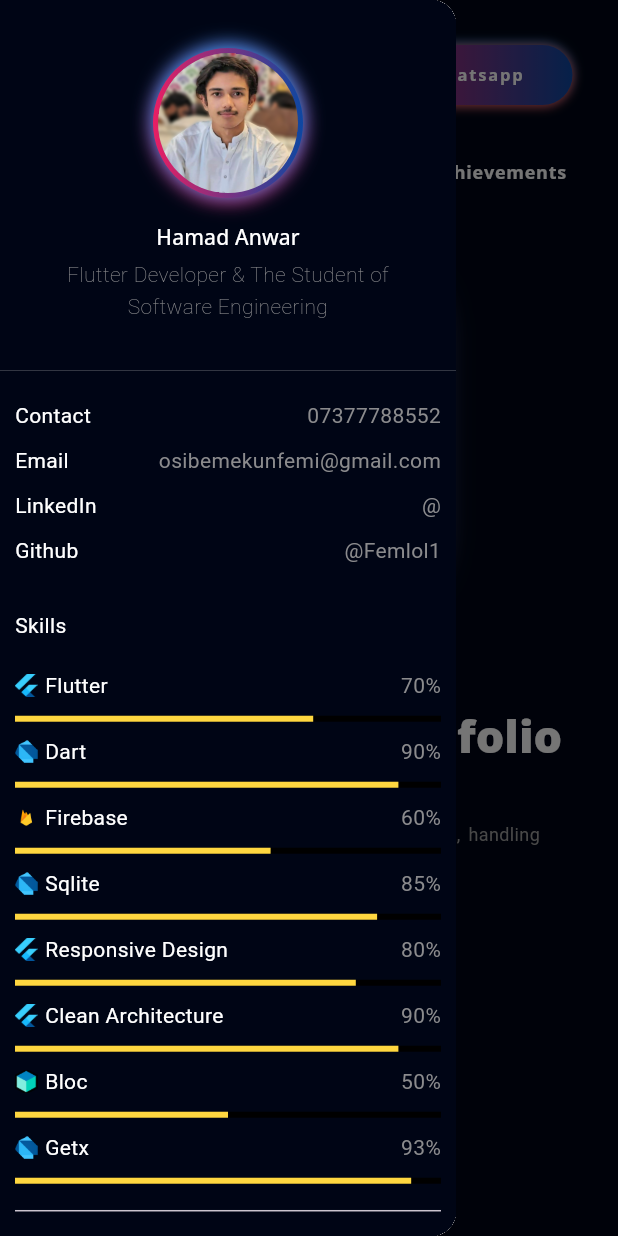
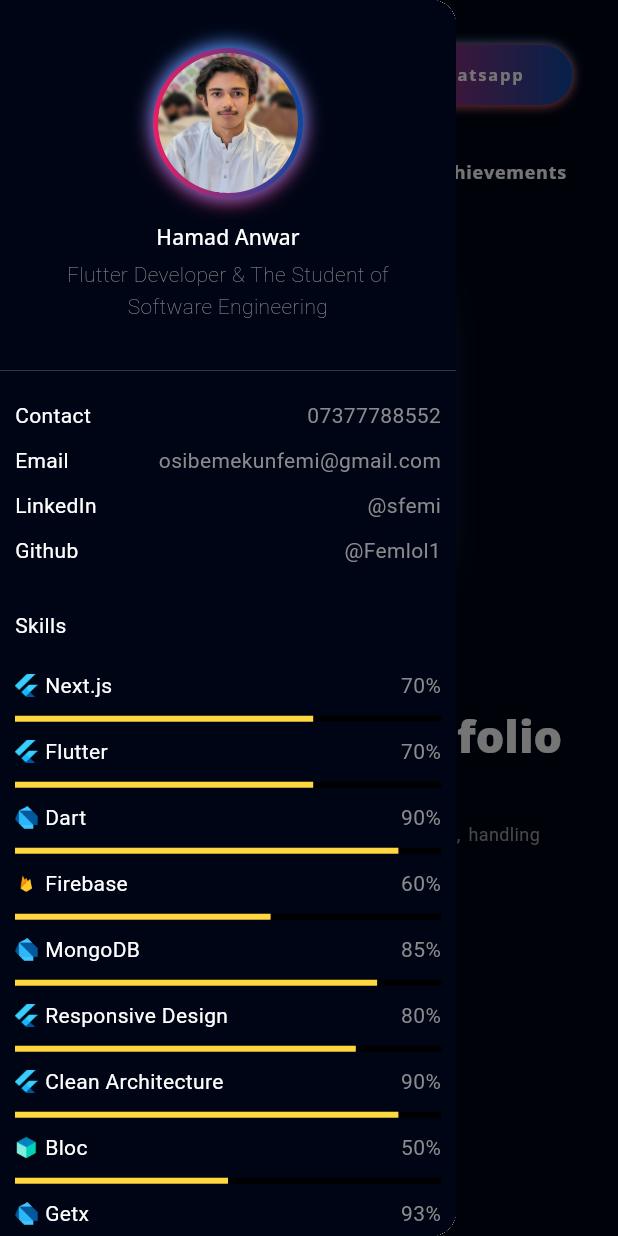
Before and after one commit to Femlol1/Flutter-Portfolio, a Flutter app: the screen it shows after launch, after a tap on the "menu" icon, on a phone screen of 412 x 824 dp. Run offline on Flutter 3.47's test engine with Material 3 defaults, Android fonts, the phone set to English and light mode, and no system bars; our stand-ins replace flutter_svg, font_awesome_flutter, get, google_fonts, photo_view.

Commit message:
small changes

```diff
--- a/lib/view/main/components/drawer/contact_icons.dart
+++ b/lib/view/main/components/drawer/contact_icons.dart
@@ -14,8 +14,16 @@ class ContactIcon extends StatelessWidget {
       child: Row(
         children: [
           const Spacer(),
-          IconButton(onPressed: () {launchUrl(Uri.parse('https://linkedin.com/in/hamad-anwar'));}, icon: SvgPicture.asset('assets/icons/linkedin.svg')),
-          IconButton(onPressed: () {launchUrl(Uri.parse('https://github.com/hamad-anwar'));}, icon: SvgPicture.asset('assets/icons/github.svg')),
+          IconButton(
+              onPressed: () {
+                launchUrl(Uri.parse('https://www.linkedin.com/in/sfemi/'));
+              },
+              icon: SvgPicture.asset('assets/icons/linkedin.svg')),
+          IconButton(
+              onPressed: () {
+                launchUrl(Uri.parse('https://github.com/Femlol1'));
+              },
+              icon: SvgPicture.asset('assets/icons/github.svg')),
           const Spacer(),
         ],
       ),
--- a/lib/view/main/components/drawer/knowledges.dart
+++ b/lib/view/main/components/drawer/knowledges.dart
@@ -13,13 +13,15 @@ class Knowledges extends StatelessWidget {
         Divider(),
         Padding(
           padding: EdgeInsets.symmetric(vertical: 10),
-          child: Text('Knowledge',style: TextStyle(color: Colors.white),),
+          child: Text(
+            'Knowledge',
+            style: TextStyle(color: Colors.white),
+          ),
         ),
-        KnowledgeText(knowledge: 'Flutter, Dart'),
+        KnowledgeText(knowledge: 'Flutter, Dart,Next.js,React,Python'),
         KnowledgeText(knowledge: 'Networking, Cyber Security'),
         KnowledgeText(knowledge: 'Git, Github'),
       ],
     );
   }
-
 }
--- a/lib/view/main/components/drawer/my_skill.dart
+++ b/lib/view/main/components/drawer/my_skill.dart
@@ -3,27 +3,43 @@ import 'package:flutter/material.dart';
 import '../../../../res/constants.dart';
 
 class AnimatedLinearProgressIndicator extends StatelessWidget {
-  const AnimatedLinearProgressIndicator({super.key, required this.percentage, required this.title, this.image});
+  const AnimatedLinearProgressIndicator(
+      {super.key, required this.percentage, required this.title, this.image});
   final double percentage;
   final String title;
   final String? image;
   @override
   Widget build(BuildContext context) {
     return Padding(
-      padding:  const EdgeInsets.only(bottom: defaultPadding/2),
-      child: TweenAnimationBuilder(tween: Tween(begin: 0.0,end: percentage), duration: const Duration(seconds: 1), builder: (context, value, child) {
+      padding: const EdgeInsets.only(bottom: defaultPadding / 2),
+      child: TweenAnimationBuilder(
+        tween: Tween(begin: 0.0, end: percentage),
+        duration: const Duration(seconds: 1),
+        builder: (context, value, child) {
           return Column(
             children: [
               Row(
                 children: [
-                Image.asset(image!,height: 15,width: 15,fit: BoxFit.cover,),
-                const SizedBox(width: 5,),
-                Text(title,style: const TextStyle(color: Colors.white),),
+                  Image.asset(
+                    image!,
+                    height: 15,
+                    width: 15,
+                    fit: BoxFit.cover,
+                  ),
+                  const SizedBox(
+                    width: 5,
+                  ),
+                  Text(
+                    title,
+                    style: const TextStyle(color: Colors.white),
+                  ),
                   const Spacer(),
-                Text('${(value*100).toInt().toString()}%'),
+                  Text('${(value * 100).toInt().toString()}%'),
                 ],
               ),
-            const SizedBox(height: defaultPadding/2,),
+              const SizedBox(
+                height: defaultPadding / 2,
+              ),
               LinearProgressIndicator(
                 value: value,
                 backgroundColor: Colors.black,
@@ -31,7 +47,8 @@ class AnimatedLinearProgressIndicator extends StatelessWidget {
               ),
             ],
           );
-      },),
+        },
+      ),
     );
   }
 }
@@ -44,14 +61,37 @@ class MySKills extends StatelessWidget {
     return const Column(
       crossAxisAlignment: CrossAxisAlignment.start,
       children: [
-        AnimatedLinearProgressIndicator(percentage: 0.7, title: 'Flutter',image: 'assets/icons/flutter.png',),
-        AnimatedLinearProgressIndicator(percentage: 0.9, title: 'Dart',image: 'assets/icons/dart.png'),
-        AnimatedLinearProgressIndicator(percentage: 0.6, title: 'Firebase',image: 'assets/icons/firebase.png'),
-        AnimatedLinearProgressIndicator(percentage: 0.85, title: 'Sqlite',image: 'assets/icons/dart.png'),
-        AnimatedLinearProgressIndicator(percentage: 0.8, title: 'Responsive Design',image: 'assets/icons/flutter.png'),
-        AnimatedLinearProgressIndicator(percentage: 0.9, title: 'Clean Architecture',image: 'assets/icons/flutter.png'),
-        AnimatedLinearProgressIndicator(percentage: 0.5, title: 'Bloc',image: 'assets/icons/bloc.png'),
-        AnimatedLinearProgressIndicator(percentage: 0.93, title: 'Getx',image: 'assets/icons/dart.png'),
-      ],);
+        AnimatedLinearProgressIndicator(
+          percentage: 0.7,
+          title: 'Next.js',
+          image: 'assets/icons/flutter.png',
+        ),
+        AnimatedLinearProgressIndicator(
+          percentage: 0.7,
+          title: 'Flutter',
+          image: 'assets/icons/flutter.png',
+        ),
+        AnimatedLinearProgressIndicator(
+            percentage: 0.9, title: 'Dart', image: 'assets/icons/dart.png'),
+        AnimatedLinearProgressIndicator(
+            percentage: 0.6,
+            title: 'Firebase',
+            image: 'assets/icons/firebase.png'),
+        AnimatedLinearProgressIndicator(
+            percentage: 0.85, title: 'MongoDB', image: 'assets/icons/dart.png'),
+        AnimatedLinearProgressIndicator(
+            percentage: 0.8,
+            title: 'Responsive Design',
+            image: 'assets/icons/flutter.png'),
+        AnimatedLinearProgressIndicator(
+            percentage: 0.9,
+            title: 'Clean Architecture',
+            image: 'assets/icons/flutter.png'),
+        AnimatedLinearProgressIndicator(
+            percentage: 0.5, title: 'Bloc', image: 'assets/icons/bloc.png'),
+        AnimatedLinearProgressIndicator(
+            percentage: 0.93, title: 'Getx', image: 'assets/icons/dart.png'),
+      ],
+    );
   }
 }
--- a/lib/view/main/components/drawer/personal_info.dart
+++ b/lib/view/main/components/drawer/personal_info.dart
@@ -16,7 +16,7 @@ class PersonalInfo extends StatelessWidget {
         ),
         AreaInfoText(title: 'Contact', text: '07377788552'),
         AreaInfoText(title: 'Email', text: 'osibemekunfemi@gmail.com'),
-        AreaInfoText(title: 'LinkedIn', text: '@'),
+        AreaInfoText(title: 'LinkedIn', text: '@sfemi'),
         AreaInfoText(title: 'Github', text: '@Femlol1'),
         SizedBox(
           height: defaultPadding,
```
Also changed, not shown: lib/view/intro/components/social_icon.dart (+9 -3 lines), lib/view/intro/components/social_media_coloumn.dart (+11 -3 lines). Lines whose indentation alone changed are shown as unchanged.
